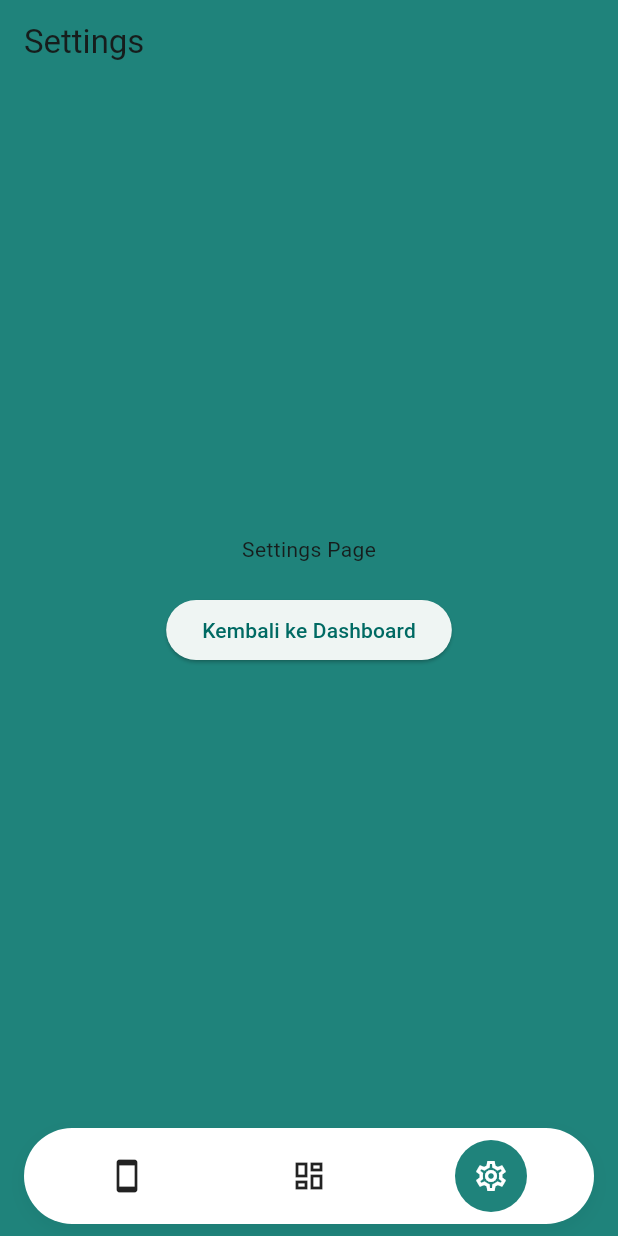
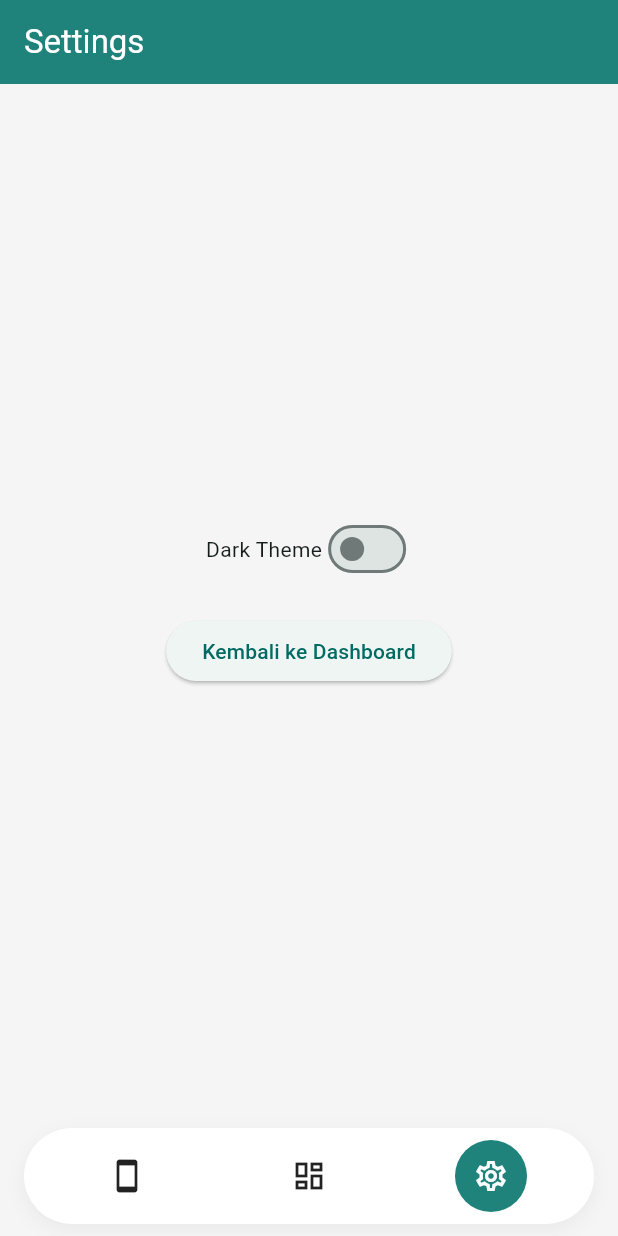
Before and after one commit to MakdumIbrohim/hydrosense_sn_app, a Flutter app: the screen it shows after launch, item 3 of the bottom bar chosen, on a phone screen of 412 x 824 dp. Run offline on Flutter 3.47's test engine with Material 3 defaults, Android fonts, the phone set to English and light mode, and no system bars; our stand-ins replace go_router.

Commit message:
feat: pasang provider untuk tema dinamis dan tambah toggle dark mode di pengaturan

```diff
--- a/lib/core/constants/app_colors.dart
+++ b/lib/core/constants/app_colors.dart
@@ -13,6 +13,12 @@ class AppColors {
   static const Color textPrimary = Color(0xFF212121);
   static const Color textSecondary = Color(0xFF757575);
 
+  static const Color backgroundDark = Color(0xFF121212);
+  static const Color surfaceDark = Color(0xFF1E1E1E);
+
+  static const Color textPrimaryDark = Color(0xFFE0E0E0);
+  static const Color textSecondaryDark = Color(0xFFAAAAAA);
+
   static const Color error = Color(0xFFF44336); // Bahaya, pH/EC buruk
   static const Color warning = Color(0xFFFFC107); // Peringatan
   static const Color success = Color(0xFF4CAF50); // Normal/Optimal
--- /dev/null
+++ b/lib/core/theme/app_theme.dart
@@ -0,0 +1,35 @@
+import 'package:flutter/material.dart';
+import 'package:hydrosense_sn_app/core/constants/app_colors.dart';
+
+class AppTheme {
+  AppTheme._();
+
+  static final ThemeData lightTheme = ThemeData(
+    brightness: Brightness.light,
+    colorScheme: ColorScheme.fromSeed(
+      seedColor: AppColors.primary,
+      brightness: Brightness.light,
+    ),
+    scaffoldBackgroundColor: AppColors.background,
+    appBarTheme: const AppBarTheme(
+      backgroundColor: AppColors.primary,
+      foregroundColor: AppColors.surface,
+    ),
+    useMaterial3: true,
+  );
+
+  static final ThemeData darkTheme = ThemeData(
+    brightness: Brightness.dark,
+    colorScheme: ColorScheme.fromSeed(
+      seedColor: AppColors.primary,
+      brightness: Brightness.dark,
+      surface: AppColors.surfaceDark,
+    ),
+    scaffoldBackgroundColor: AppColors.backgroundDark,
+    appBarTheme: const AppBarTheme(
+      backgroundColor: AppColors.primaryDark,
+      foregroundColor: AppColors.textPrimaryDark,
+    ),
+    useMaterial3: true,
+  );
+}
--- /dev/null
+++ b/lib/core/theme/theme_provider.dart
@@ -0,0 +1,14 @@
+import 'package:flutter/material.dart';
+
+class ThemeProvider extends ChangeNotifier {
+  ThemeMode _themeMode = ThemeMode.light;
+
+  ThemeMode get themeMode => _themeMode;
+
+  bool get isDarkMode => _themeMode == ThemeMode.dark;
+
+  void toggleTheme(bool isOn) {
+    _themeMode = isOn ? ThemeMode.dark : ThemeMode.light;
+    notifyListeners();
+  }
+}
--- a/lib/features/settings/presentation/pages/settings_page.dart
+++ b/lib/features/settings/presentation/pages/settings_page.dart
@@ -1,19 +1,35 @@
 import 'package:flutter/material.dart';
 import 'package:go_router/go_router.dart';
+import 'package:provider/provider.dart';
 import '../../../../core/routes/app_router.dart';
+import '../../../../core/theme/theme_provider.dart';
 
 class SettingsPage extends StatelessWidget {
   const SettingsPage({super.key});
 
   @override
   Widget build(BuildContext context) {
+    final themeProvider = Provider.of<ThemeProvider>(context);
+
     return Scaffold(
       appBar: AppBar(title: const Text('Settings')),
       body: Center(
         child: Column(
           mainAxisAlignment: MainAxisAlignment.center,
           children: [
-            const Text('Settings Page'),
+            Row(
+              mainAxisAlignment: MainAxisAlignment.center,
+              children: [
+                const Text('Dark Theme'),
+                Switch(
+                  value: themeProvider.isDarkMode,
+                  onChanged: (value) {
+                    final provider = Provider.of<ThemeProvider>(context, listen: false);
+                    provider.toggleTheme(value);
+                  },
+                ),
+              ],
+            ),
             const SizedBox(height: 20),
             ElevatedButton(
               onPressed: () => context.go(AppRoutes.dashboard),
--- a/lib/main.dart
+++ b/lib/main.dart
@@ -1,9 +1,18 @@
 import 'package:flutter/material.dart';
-import 'package:hydrosense_sn_app/core/constants/app_colors.dart';
+import 'package:provider/provider.dart';
 import 'package:hydrosense_sn_app/core/routes/app_router.dart';
+import 'package:hydrosense_sn_app/core/theme/app_theme.dart';
+import 'package:hydrosense_sn_app/core/theme/theme_provider.dart';
 
 void main() {
-  runApp(const MyApp());
+  runApp(
+    MultiProvider(
+      providers: [
+        ChangeNotifierProvider(create: (_) => ThemeProvider()),
+      ],
+      child: const MyApp(),
+    ),
+  );
 }
 
 class MyApp extends StatelessWidget {
@@ -11,18 +20,17 @@ class MyApp extends StatelessWidget {
 
   @override
   Widget build(BuildContext context) {
-    return MaterialApp.router(
-      title: 'HydroSense',
-      theme: ThemeData(
-        colorScheme: ColorScheme.fromSeed(
-          seedColor: AppColors.primary,
-          surface: AppColors.primary,
-        ),
-        scaffoldBackgroundColor: AppColors.primary,
-        useMaterial3: true,
-      ),
-      debugShowCheckedModeBanner: false,
-      routerConfig: AppRouter.router,
+    return Consumer<ThemeProvider>(
+      builder: (context, themeProvider, child) {
+        return MaterialApp.router(
+          title: 'HydroSense',
+          themeMode: themeProvider.themeMode,
+          theme: AppTheme.lightTheme,
+          darkTheme: AppTheme.darkTheme,
+          debugShowCheckedModeBanner: false,
+          routerConfig: AppRouter.router,
+        );
+      },
     );
   }
 }
--- a/pubspec.yaml
+++ b/pubspec.yaml
@@ -35,6 +35,7 @@ dependencies:
   # Use with the CupertinoIcons class for iOS style icons.
   cupertino_icons: ^1.0.8
   go_router: ^17.3.0
+  provider: ^6.1.5+1
 
 dev_dependencies:
   flutter_test:
```
Also changed, not shown: pubspec.lock.
